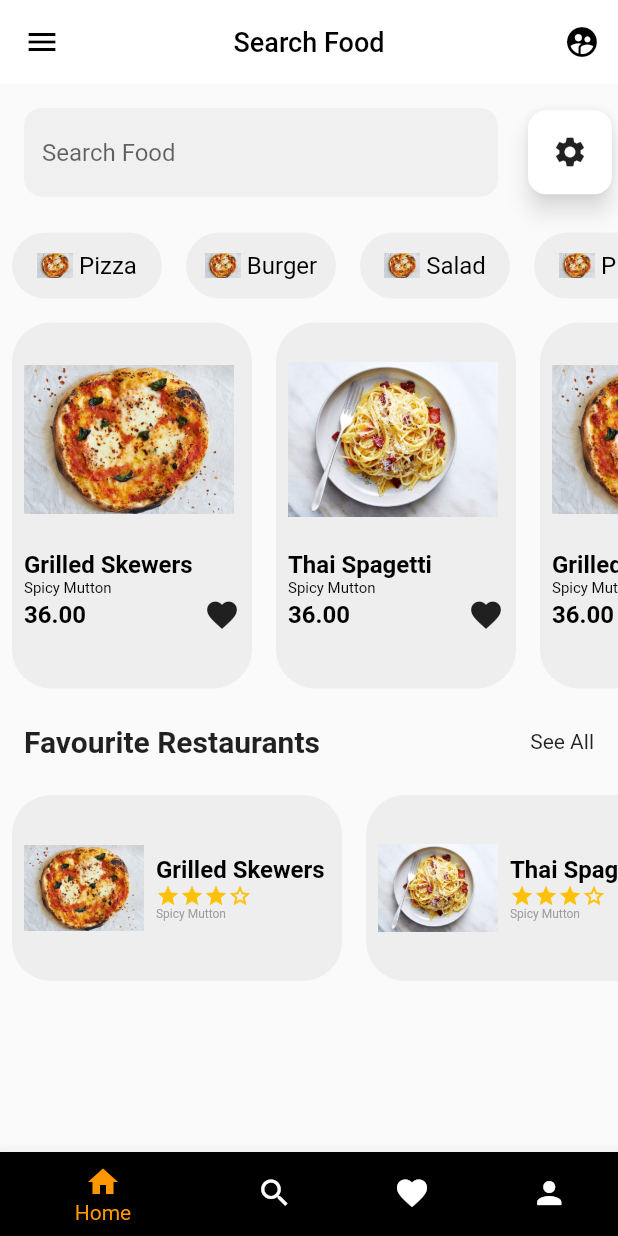
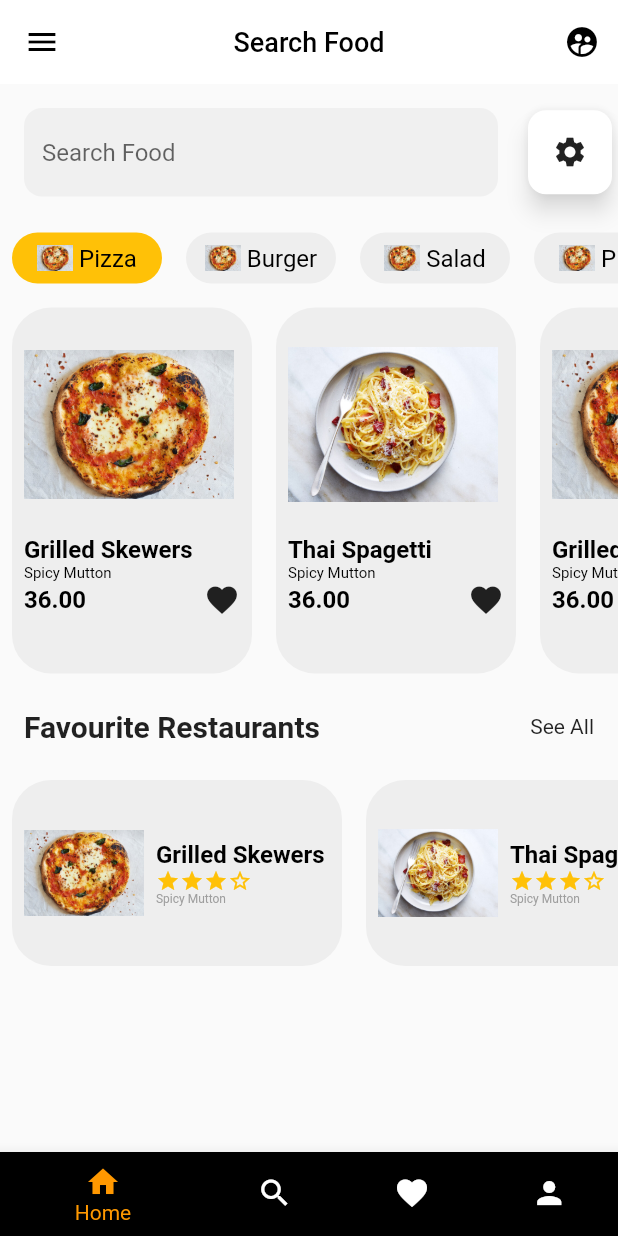
Before and after one commit to aarafrao22/Ecom, a Flutter app: the screen it shows after launch, on a phone screen of 412 x 824 dp. Run offline on Flutter 3.47's test engine with Material 2 defaults, Android fonts, the light colour scheme and no system bars.

Commit message:
Initial Commit

```diff
--- a/lib/main.dart
+++ b/lib/main.dart
@@ -41,6 +41,7 @@ class _MyHomePageState extends State<MyHomePage> {
     Resource(text: "Pizza", imageUrl: "res/img.png"),
     Resource(text: "Pizza", imageUrl: "res/img.png"),
   ];
+  int selectedItemIndex = 0;
 
   final List<FoodModel> foods = [
     FoodModel(
@@ -148,21 +149,31 @@ class _MyHomePageState extends State<MyHomePage> {
               ],
             ),
             SizedBox(
-              height: 60,
+              height: 50,
               // Set the desired height of the horizontal list
               child: ListView.builder(
                 scrollDirection: Axis.horizontal,
                 itemCount: items.length,
                 itemBuilder: (context, index) {
-                  return Container(
+                  return GestureDetector(
+                    onTap: () {
+                      setState(() {
+                        selectedItemIndex = index;
+                      });
+                    },
+                    child: Container(
                       width: 100,
-                    margin: const EdgeInsets.all(8.0),
+                      margin: const EdgeInsets.all(8),
                       padding: const EdgeInsets.all(8),
                       decoration: BoxDecoration(
-                        color: Colors.grey.shade200,
+                          // color: index == 0 ? Colors.amber : Colors.grey.shade200,
+                          color: selectedItemIndex == index
+                              ? Colors.amber
+                              : Colors.grey.shade200,
                           borderRadius: BorderRadius.circular(26)),
                       child: Row(
                         mainAxisAlignment: MainAxisAlignment.center,
+                        crossAxisAlignment: CrossAxisAlignment.center,
                         // Center the items horizontally
                         children: [
                           Image.asset(
@@ -181,6 +192,7 @@ class _MyHomePageState extends State<MyHomePage> {
                             ),
                           ),
                         ],
+                      ),
                     ),
                   );
                 },
```
Lines whose indentation alone changed are shown as unchanged.
